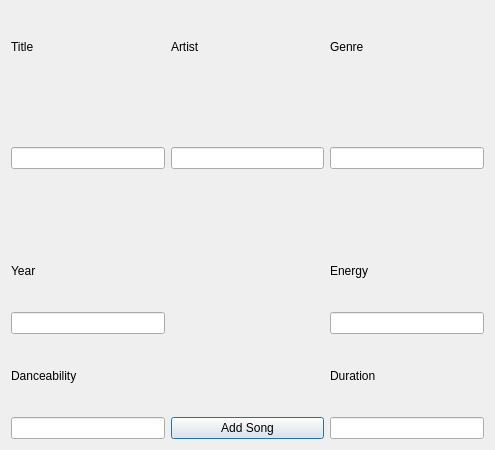
Qt form addwindow.ui (feddes/dsba-itop2022-hw) before a commit.
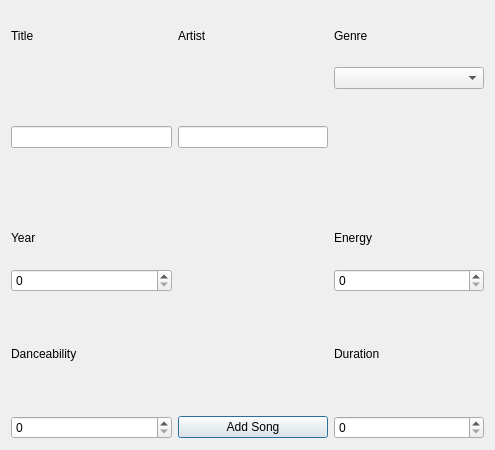
The same form after that commit.

The edit to the form file:
```diff
--- a/addwindow.ui
+++ b/addwindow.ui
@@ -21,20 +21,7 @@
   </property>
   <layout class="QGridLayout" name="gridLayout_2" rowstretch="0" columnstretch="0">
    <item row="0" column="0">
-    <layout class="QGridLayout" name="gridLayout" rowstretch="1,1,1,1,1,1,1" columnstretch="1,1,1">
-     <item row="0" column="0">
-      <widget class="QLabel" name="label">
-       <property name="text">
-        <string>Title</string>
-       </property>
-      </widget>
-     </item>
-     <item row="6" column="2">
-      <widget class="QLineEdit" name="Duration"/>
-     </item>
-     <item row="4" column="2">
-      <widget class="QLineEdit" name="Energy"/>
-     </item>
+    <layout class="QGridLayout" name="gridLayout" rowstretch="1,0,0,0,0,0,0" columnstretch="1,0,0">
      <item row="3" column="0">
       <widget class="QLabel" name="label_4">
        <property name="text">
@@ -42,30 +29,50 @@
        </property>
       </widget>
      </item>
-     <item row="0" column="2">
-      <widget class="QLabel" name="label_3">
-       <property name="text">
-        <string>Genre</string>
+     <item row="1" column="1" rowspan="2">
+      <widget class="QLineEdit" name="Artist">
+       <property name="minimumSize">
+        <size>
+         <width>150</width>
+         <height>0</height>
+        </size>
        </property>
       </widget>
      </item>
      <item row="3" column="2">
       <widget class="QLabel" name="label_5">
+       <property name="maximumSize">
+        <size>
+         <width>200</width>
+         <height>50</height>
+        </size>
+       </property>
        <property name="text">
         <string>Energy</string>
        </property>
       </widget>
      </item>
-     <item row="4" column="0">
-      <widget class="QLineEdit" name="Year"/>
+     <item row="0" column="2">
+      <widget class="QLabel" name="label_3">
+       <property name="text">
+        <string>Genre</string>
+       </property>
+      </widget>
      </item>
-     <item row="6" column="0">
-      <widget class="QLineEdit" name="Dance"/>
-     </item>
-     <item row="0" column="1">
-      <widget class="QLabel" name="label_2">
+     <item row="6" column="1">
+      <widget class="QPushButton" name="Add">
        <property name="text">
-        <string>Artist</string>
+        <string>Add Song</string>
+       </property>
+      </widget>
+     </item>
+     <item row="1" column="0" rowspan="2">
+      <widget class="QLineEdit" name="Title">
+       <property name="minimumSize">
+        <size>
+         <width>150</width>
+         <height>0</height>
+        </size>
        </property>
       </widget>
      </item>
@@ -83,21 +90,53 @@
        </property>
       </widget>
      </item>
-     <item row="6" column="1">
-      <widget class="QPushButton" name="Add">
+     <item row="0" column="0">
+      <widget class="QLabel" name="label">
+       <property name="maximumSize">
+        <size>
+         <width>300</width>
+         <height>50</height>
+        </size>
+       </property>
        <property name="text">
-        <string>Add Song</string>
+        <string>Title</string>
        </property>
       </widget>
      </item>
-     <item row="1" column="0" rowspan="2">
-      <widget class="QLineEdit" name="Title"/>
+     <item row="0" column="1">
+      <widget class="QLabel" name="label_2">
+       <property name="text">
+        <string>Artist</string>
+       </property>
+      </widget>
      </item>
-     <item row="1" column="1" rowspan="2">
-      <widget class="QLineEdit" name="Artist"/>
+     <item row="1" column="2">
+      <widget class="QComboBox" name="Genre"/>
      </item>
-     <item row="1" column="2" rowspan="2">
-      <widget class="QLineEdit" name="Genre"/>
+     <item row="4" column="2">
+      <widget class="QSpinBox" name="Energy">
+       <property name="minimumSize">
+        <size>
+         <width>150</width>
+         <height>0</height>
+        </size>
+       </property>
+       <property name="maximumSize">
+        <size>
+         <width>200</width>
+         <height>16777215</height>
+        </size>
+       </property>
+      </widget>
+     </item>
+     <item row="4" column="0">
+      <widget class="QSpinBox" name="Year"/>
+     </item>
+     <item row="6" column="0">
+      <widget class="QSpinBox" name="Dance"/>
+     </item>
+     <item row="6" column="2">
+      <widget class="QSpinBox" name="Duration"/>
      </item>
     </layout>
    </item>
```
